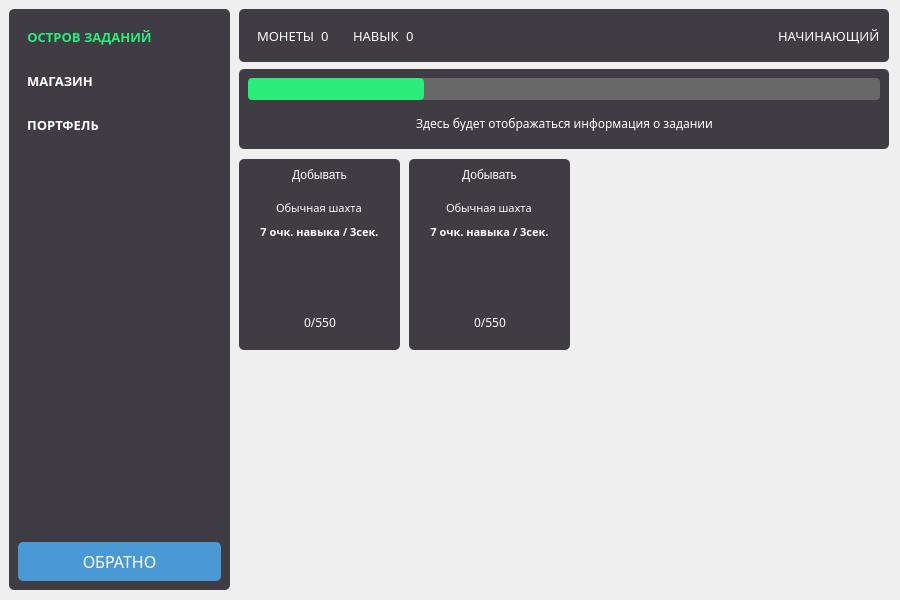
n1ghtmare-dev/clicker, file ui-forms/main_ui.ui: the form before one commit.
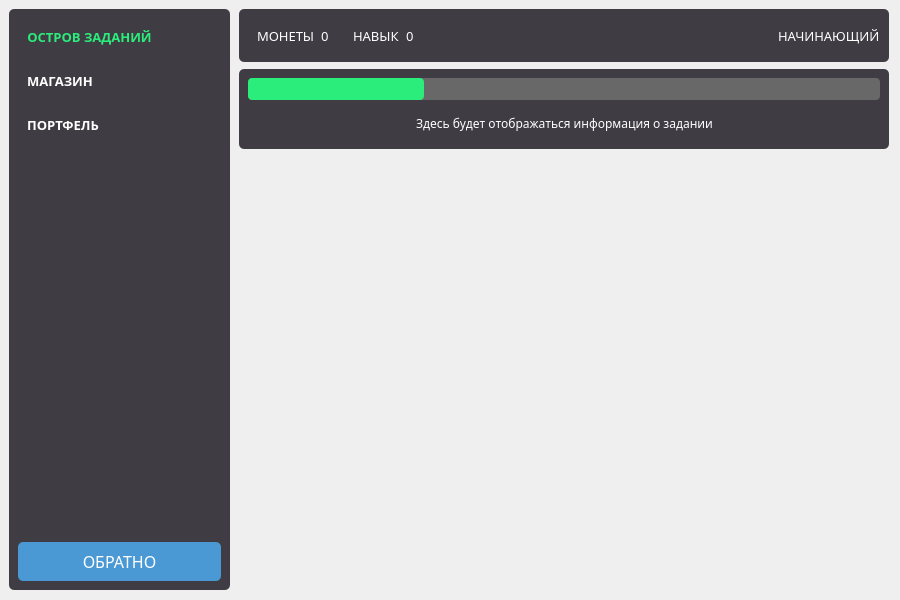
The form after the commit. The open tabs and pages were chosen to show the change. Icons and pictures are not drawn.

The edit to the form file:
```diff
--- a/ui-forms/main_ui.ui
+++ b/ui-forms/main_ui.ui
@@ -628,262 +628,6 @@
        </layout>
       </widget>
       <widget class="QWidget" name="island_page">
-       <widget class="QFrame" name="frame_14">
-        <property name="enabled">
-         <bool>true</bool>
-        </property>
-        <property name="geometry">
-         <rect>
-          <x>400</x>
-          <y>150</y>
-          <width>161</width>
-          <height>191</height>
-         </rect>
-        </property>
-        <property name="styleSheet">
-         <string notr="true">background: #403C43;
-border-radius: 5px;</string>
-        </property>
-        <property name="frameShape">
-         <enum>QFrame::Shape::StyledPanel</enum>
-        </property>
-        <property name="frameShadow">
-         <enum>QFrame::Shadow::Raised</enum>
-        </property>
-        <layout class="QVBoxLayout" name="verticalLayout_7">
-         <item>
-          <widget class="QPushButton" name="pushButton_6">
-           <property name="cursor">
-            <cursorShape>PointingHandCursor</cursorShape>
-           </property>
-           <property name="styleSheet">
-            <string notr="true">color: #fff;</string>
-           </property>
-           <property name="text">
-            <string>Добывать</string>
-           </property>
-          </widget>
-         </item>
-         <item>
-          <widget class="QFrame" name="frame_18">
-           <property name="enabled">
-            <bool>true</bool>
-           </property>
-           <property name="minimumSize">
-            <size>
-             <width>0</width>
-             <height>30</height>
-            </size>
-           </property>
-           <property name="maximumSize">
-            <size>
-             <width>16777215</width>
-             <height>20</height>
-            </size>
-           </property>
-           <property name="frameShape">
-            <enum>QFrame::Shape::StyledPanel</enum>
-           </property>
-           <property name="frameShadow">
-            <enum>QFrame::Shadow::Raised</enum>
-           </property>
-           <layout class="QHBoxLayout" name="horizontalLayout_11">
-            <item>
-             <spacer name="horizontalSpacer_12">
-              <property name="orientation">
-               <enum>Qt::Orientation::Horizontal</enum>
-              </property>
-              <property name="sizeHint" stdset="0">
-               <size>
-                <width>40</width>
-                <height>20</height>
-               </size>
-              </property>
-             </spacer>
-            </item>
-            <item>
-             <widget class="QLabel" name="label_21">
-              <property name="minimumSize">
-               <size>
-                <width>0</width>
-                <height>0</height>
-               </size>
-              </property>
-              <property name="maximumSize">
-               <size>
-                <width>150</width>
-                <height>16777215</height>
-               </size>
-              </property>
-              <property name="font">
-               <font>
-                <family>Data Trash</family>
-                <pointsize>8</pointsize>
-               </font>
-              </property>
-              <property name="styleSheet">
-               <string notr="true">color: white;
-background: none;</string>
-              </property>
-              <property name="text">
-               <string>Обычная шахта</string>
-              </property>
-             </widget>
-            </item>
-            <item>
-             <spacer name="horizontalSpacer_13">
-              <property name="orientation">
-               <enum>Qt::Orientation::Horizontal</enum>
-              </property>
-              <property name="sizeHint" stdset="0">
-               <size>
-                <width>40</width>
-                <height>20</height>
-               </size>
-              </property>
-             </spacer>
-            </item>
-           </layout>
-          </widget>
-         </item>
-         <item>
-          <widget class="QLabel" name="label_22">
-           <property name="enabled">
-            <bool>true</bool>
-           </property>
-           <property name="font">
-            <font>
-             <family>Intro Black</family>
-             <pointsize>8</pointsize>
-             <bold>true</bold>
-            </font>
-           </property>
-           <property name="styleSheet">
-            <string notr="true">color: white;
-background: none;</string>
-           </property>
-           <property name="text">
-            <string>7 очк. навыка / 3сек.</string>
-           </property>
-           <property name="scaledContents">
-            <bool>false</bool>
-           </property>
-           <property name="alignment">
-            <set>Qt::AlignmentFlag::AlignCenter</set>
-           </property>
-          </widget>
-         </item>
-         <item alignment="Qt::AlignmentFlag::Qt::AlignmentFlag::AlignVCenter">
-          <widget class="QFrame" name="frame_19">
-           <property name="enabled">
-            <bool>true</bool>
-           </property>
-           <property name="minimumSize">
-            <size>
-             <width>0</width>
-             <height>63</height>
-            </size>
-           </property>
-           <property name="frameShape">
-            <enum>QFrame::Shape::StyledPanel</enum>
-           </property>
-           <property name="frameShadow">
-            <enum>QFrame::Shadow::Raised</enum>
-           </property>
-           <layout class="QHBoxLayout" name="horizontalLayout_14">
-            <item>
-             <widget class="QLabel" name="label_8">
-              <property name="minimumSize">
-               <size>
-                <width>50</width>
-                <height>50</height>
-               </size>
-              </property>
-              <property name="maximumSize">
-               <size>
-                <width>50</width>
-                <height>50</height>
-               </size>
-              </property>
-              <property name="text">
-               <string/>
-              </property>
-              <property name="pixmap">
-               <pixmap resource="../images/images.qrc">:/images/gems/Gemstone_Icon_Kit/1.png</pixmap>
-              </property>
-              <property name="scaledContents">
-               <bool>true</bool>
-              </property>
-              <property name="alignment">
-               <set>Qt::AlignmentFlag::AlignCenter</set>
-              </property>
-              <property name="wordWrap">
-               <bool>false</bool>
-              </property>
-             </widget>
-            </item>
-           </layout>
-          </widget>
-         </item>
-         <item>
-          <widget class="QFrame" name="frame_20">
-           <property name="styleSheet">
-            <string notr="true">padding: 0;
-margin: 0;</string>
-           </property>
-           <property name="frameShape">
-            <enum>QFrame::Shape::StyledPanel</enum>
-           </property>
-           <property name="frameShadow">
-            <enum>QFrame::Shadow::Raised</enum>
-           </property>
-           <layout class="QHBoxLayout" name="horizontalLayout_15">
-            <item>
-             <spacer name="horizontalSpacer_16">
-              <property name="orientation">
-               <enum>Qt::Orientation::Horizontal</enum>
-              </property>
-              <property name="sizeHint" stdset="0">
-               <size>
-                <width>40</width>
-                <height>20</height>
-               </size>
-              </property>
-             </spacer>
-            </item>
-            <item>
-             <widget class="QLabel" name="label_14">
-              <property name="font">
-               <font>
-                <family>Intro Black</family>
-               </font>
-              </property>
-              <property name="styleSheet">
-               <string notr="true">color: #fff;</string>
-              </property>
-              <property name="text">
-               <string>0/550</string>
-              </property>
-             </widget>
-            </item>
-            <item>
-             <spacer name="horizontalSpacer_17">
-              <property name="orientation">
-               <enum>Qt::Orientation::Horizontal</enum>
-              </property>
-              <property name="sizeHint" stdset="0">
-               <size>
-                <width>40</width>
-                <height>20</height>
-               </size>
-              </property>
-             </spacer>
-            </item>
-           </layout>
-          </widget>
-         </item>
-        </layout>
-       </widget>
        <widget class="QFrame" name="frame_5">
         <property name="geometry">
          <rect>
@@ -1381,261 +1125,47 @@
          </item>
         </layout>
        </widget>
-       <widget class="QFrame" name="frame_13">
-        <property name="enabled">
-         <bool>true</bool>
-        </property>
+       <widget class="QScrollArea" name="scrollArea">
         <property name="geometry">
          <rect>
-          <x>230</x>
+          <x>210</x>
           <y>150</y>
-          <width>161</width>
-          <height>191</height>
+          <width>661</width>
+          <height>420</height>
          </rect>
         </property>
-        <property name="styleSheet">
-         <string notr="true">background: #403C43;
-border-radius: 5px;</string>
+        <property name="minimumSize">
+         <size>
+          <width>661</width>
+          <height>300</height>
+         </size>
+        </property>
+        <property name="maximumSize">
+         <size>
+          <width>661</width>
+          <height>420</height>
+         </size>
         </property>
         <property name="frameShape">
-         <enum>QFrame::Shape::StyledPanel</enum>
+         <enum>QFrame::Shape::NoFrame</enum>
         </property>
         <property name="frameShadow">
          <enum>QFrame::Shadow::Raised</enum>
         </property>
-        <layout class="QVBoxLayout" name="verticalLayout_10">
-         <item>
-          <widget class="QPushButton" name="pushButton_5">
-           <property name="cursor">
-            <cursorShape>PointingHandCursor</cursorShape>
-           </property>
-           <property name="styleSheet">
-            <string notr="true">color: #fff;</string>
-           </property>
-           <property name="text">
-            <string>Добывать</string>
-           </property>
-          </widget>
-         </item>
-         <item>
-          <widget class="QFrame" name="frame_15">
-           <property name="enabled">
-            <bool>true</bool>
-           </property>
-           <property name="minimumSize">
-            <size>
-             <width>0</width>
-             <height>30</height>
-            </size>
-           </property>
-           <property name="maximumSize">
-            <size>
-             <width>16777215</width>
-             <height>20</height>
-            </size>
-           </property>
-           <property name="frameShape">
-            <enum>QFrame::Shape::StyledPanel</enum>
-           </property>
-           <property name="frameShadow">
-            <enum>QFrame::Shadow::Raised</enum>
-           </property>
-           <layout class="QHBoxLayout" name="horizontalLayout_10">
-            <item>
-             <spacer name="horizontalSpacer_10">
-              <property name="orientation">
-               <enum>Qt::Orientation::Horizontal</enum>
-              </property>
-              <property name="sizeHint" stdset="0">
-               <size>
-                <width>40</width>
-                <height>20</height>
-               </size>
-              </property>
-             </spacer>
-            </item>
-            <item>
-             <widget class="QLabel" name="label_19">
-              <property name="minimumSize">
-               <size>
-                <width>0</width>
-                <height>0</height>
-               </size>
-              </property>
-              <property name="maximumSize">
-               <size>
-                <width>150</width>
-                <height>16777215</height>
-               </size>
-              </property>
-              <property name="font">
-               <font>
-                <family>Data Trash</family>
-                <pointsize>8</pointsize>
-               </font>
-              </property>
-              <property name="styleSheet">
-               <string notr="true">color: white;
-background: none;</string>
-              </property>
-              <property name="text">
-               <string>Обычная шахта</string>
-              </property>
-             </widget>
-            </item>
-            <item>
-             <spacer name="horizontalSpacer_11">
-              <property name="orientation">
-               <enum>Qt::Orientation::Horizontal</enum>
-              </property>
-              <property name="sizeHint" stdset="0">
-               <size>
-                <width>40</width>
-                <height>20</height>
-               </size>
-              </property>
-             </spacer>
-            </item>
-           </layout>
-          </widget>
-         </item>
-         <item>
-          <widget class="QLabel" name="label_20">
-           <property name="enabled">
-            <bool>true</bool>
-           </property>
-           <property name="font">
-            <font>
-             <family>Intro Black</family>
-             <pointsize>8</pointsize>
-             <bold>true</bold>
-            </font>
-           </property>
-           <property name="styleSheet">
-            <string notr="true">color: white;
-background: none;</string>
-           </property>
-           <property name="text">
-            <string>7 очк. навыка / 3сек.</string>
-           </property>
-           <property name="scaledContents">
-            <bool>false</bool>
-           </property>
-           <property name="alignment">
-            <set>Qt::AlignmentFlag::AlignCenter</set>
-           </property>
-          </widget>
-         </item>
-         <item alignment="Qt::AlignmentFlag::Qt::AlignmentFlag::AlignVCenter">
-          <widget class="QFrame" name="frame_16">
-           <property name="enabled">
-            <bool>true</bool>
-           </property>
-           <property name="minimumSize">
-            <size>
-             <width>0</width>
-             <height>63</height>
-            </size>
-           </property>
-           <property name="frameShape">
-            <enum>QFrame::Shape::StyledPanel</enum>
-           </property>
-           <property name="frameShadow">
-            <enum>QFrame::Shadow::Raised</enum>
-           </property>
-           <layout class="QHBoxLayout" name="horizontalLayout_12">
-            <item>
-             <widget class="QLabel" name="label_6">
-              <property name="minimumSize">
-               <size>
-                <width>50</width>
-                <height>50</height>
-               </size>
-              </property>
-              <property name="maximumSize">
-               <size>
-                <width>50</width>
-                <height>50</height>
-               </size>
-              </property>
-              <property name="text">
-               <string/>
-              </property>
-              <property name="pixmap">
-               <pixmap resource="../images/images.qrc">:/images/gems/Gemstone_Icon_Kit/1.png</pixmap>
-              </property>
-              <property name="scaledContents">
-               <bool>true</bool>
-              </property>
-              <property name="alignment">
-               <set>Qt::AlignmentFlag::AlignCenter</set>
-              </property>
-              <property name="wordWrap">
-               <bool>false</bool>
-              </property>
-             </widget>
-            </item>
-           </layout>
-          </widget>
-         </item>
-         <item>
-          <widget class="QFrame" name="frame_17">
-           <property name="styleSheet">
-            <string notr="true">padding: 0;
-margin: 0;</string>
-           </property>
-           <property name="frameShape">
-            <enum>QFrame::Shape::StyledPanel</enum>
-           </property>
-           <property name="frameShadow">
-            <enum>QFrame::Shadow::Raised</enum>
-           </property>
-           <layout class="QHBoxLayout" name="horizontalLayout_13">
-            <item>
-             <spacer name="horizontalSpacer_14">
-              <property name="orientation">
-               <enum>Qt::Orientation::Horizontal</enum>
-              </property>
-              <property name="sizeHint" stdset="0">
-               <size>
-                <width>40</width>
-                <height>20</height>
-               </size>
-              </property>
-             </spacer>
-            </item>
-            <item>
-             <widget class="QLabel" name="label_7">
-              <property name="font">
-               <font>
-                <family>Intro Black</family>
-               </font>
-              </property>
-              <property name="styleSheet">
-               <string notr="true">color: #fff;</string>
-              </property>
-              <property name="text">
-               <string>0/550</string>
-              </property>
-             </widget>
-            </item>
-            <item>
-             <spacer name="horizontalSpacer_15">
-              <property name="orientation">
-               <enum>Qt::Orientation::Horizontal</enum>
-              </property>
-              <property name="sizeHint" stdset="0">
-               <size>
-                <width>40</width>
-                <height>20</height>
-               </size>
-              </property>
-             </spacer>
-            </item>
-           </layout>
-          </widget>
-         </item>
-        </layout>
+        <property name="widgetResizable">
+         <bool>true</bool>
+        </property>
+        <widget class="QWidget" name="island_tasks_area">
+         <property name="geometry">
+          <rect>
+           <x>0</x>
+           <y>0</y>
+           <width>661</width>
+           <height>420</height>
+          </rect>
+         </property>
+         <layout class="QVBoxLayout" name="verticalLayout_7"/>
+        </widget>
        </widget>
       </widget>
      </widget>
```
Left out of the diff: 16 changed lines with no effect on the pictures.
